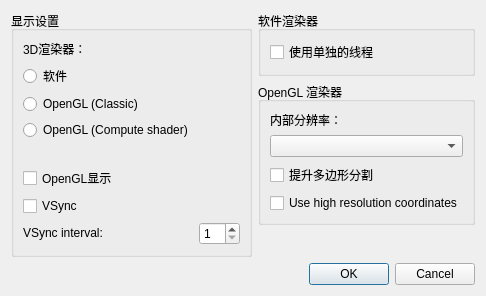
The window that src/frontend/qt_sdl/VideoSettingsDialog.ui (melonDS-emu/melonDS) describes before a commit, drawn with Qt 5.
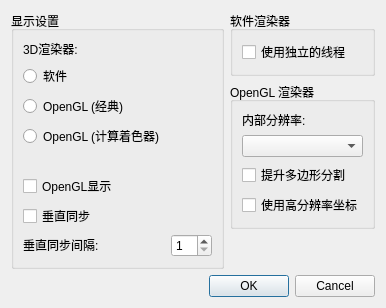
The same window after the commit.

Diff of the .ui file:
```diff
--- a/src/frontend/qt_sdl/VideoSettingsDialog.ui
+++ b/src/frontend/qt_sdl/VideoSettingsDialog.ui
@@ -35,7 +35,7 @@
       <item row="0" column="0">
        <widget class="QLabel" name="label_3">
         <property name="text">
-         <string>内部分辨率：</string>
+         <string>内部分辨率:</string>
         </property>
        </widget>
       </item>
@@ -59,7 +59,7 @@
       <item row="3" column="0">
        <widget class="QCheckBox" name="cbxComputeHiResCoords">
         <property name="text">
-         <string>Use high resolution coordinates</string>
+         <string>使用高分辨率坐标</string>
         </property>
        </widget>
       </item>
@@ -78,7 +78,7 @@
          <string>&lt;html&gt;&lt;head/&gt;&lt;body&gt;&lt;p&gt;在单独的线程上运行软件渲染器。 在多核 CPU 上产生更好的性能。&lt;/p&gt;&lt;/body&gt;&lt;/html&gt;</string>
         </property>
         <property name="text">
-         <string>使用单独的线程</string>
+         <string>使用独立的线程</string>
         </property>
        </widget>
       </item>
@@ -146,7 +146,7 @@
          <string>&lt;html&gt;&lt;head/&gt;&lt;body&gt;&lt;p&gt;When using OpenGL, synchronize the video output to your monitor's refresh rate.&lt;/p&gt;&lt;/body&gt;&lt;/html&gt;</string>
         </property>
         <property name="text">
-         <string>VSync</string>
+         <string>垂直同步</string>
         </property>
        </widget>
       </item>
@@ -162,7 +162,7 @@
          <string>&lt;html&gt;&lt;head/&gt;&lt;body&gt;&lt;p&gt;The interval at which to synchronize to the monitor's refresh rate. Set to 1 for a 60Hz monitor, 2 for 120Hz, ...&lt;/p&gt;&lt;/body&gt;&lt;/html&gt;</string>
         </property>
         <property name="text">
-         <string>VSync interval:</string>
+         <string>垂直同步间隔:</string>
         </property>
        </widget>
       </item>
@@ -172,7 +172,7 @@
          <string>&lt;html&gt;&lt;head/&gt;&lt;body&gt;&lt;p&gt;OpenGL 渲染器可能比软件更快并且支持图形增强，但更容易出现故障。&lt;/p&gt;&lt;/body&gt;&lt;/html&gt;</string>
         </property>
         <property name="text">
-         <string>OpenGL (Classic)</string>
+         <string>OpenGL (经典)</string>
         </property>
        </widget>
       </item>
@@ -189,14 +189,14 @@
       <item row="0" column="0" colspan="2">
        <widget class="QLabel" name="label">
         <property name="text">
-         <string>3D渲染器：</string>
+         <string>3D渲染器:</string>
         </property>
        </widget>
       </item>
       <item row="3" column="0">
        <widget class="QRadioButton" name="rb3DCompute">
         <property name="text">
-         <string>OpenGL (Compute shader)</string>
+         <string>OpenGL (计算着色器)</string>
         </property>
        </widget>
       </item>
```
Left out of the diff: 12 changed lines with no effect on the pictures.
